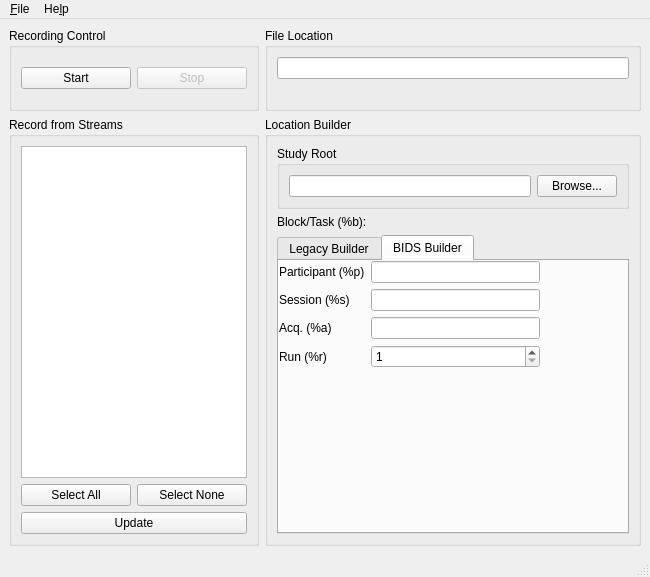
labstreaminglayer/App-LabRecorder, file mainwindow.ui: the form before one commit.
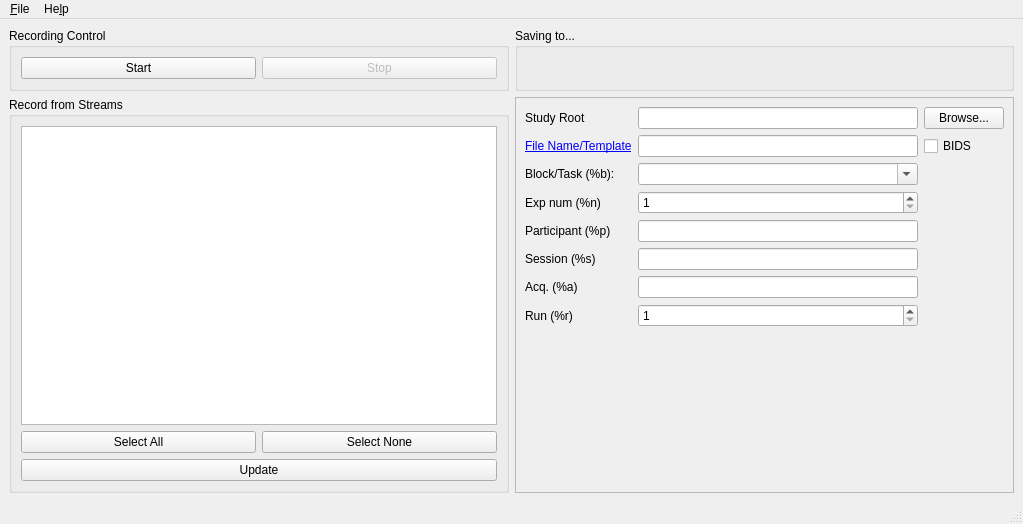
The form after the commit. The open tabs and pages were chosen to show the change.

Commit message: Some BIDS design changes

The edit to the form file:
```diff
--- a/mainwindow.ui
+++ b/mainwindow.ui
@@ -6,15 +6,15 @@
    <rect>
     <x>0</x>
     <y>0</y>
-    <width>650</width>
-    <height>577</height>
+    <width>1023</width>
+    <height>524</height>
    </rect>
   </property>
   <property name="windowTitle">
    <string>Lab Recorder</string>
   </property>
   <widget class="QWidget" name="centralwidget">
-   <layout class="QGridLayout" name="gridLayout_master" rowstretch="0,1" columnstretch="10,15">
+   <layout class="QGridLayout" name="gridLayout_master" rowstretch="0,0,0" columnstretch="1,1">
     <item row="0" column="0">
      <widget class="QGroupBox" name="groupBox_recording">
       <property name="title">
@@ -44,22 +44,7 @@
       </layout>
      </widget>
     </item>
-    <item row="0" column="1">
-     <widget class="QGroupBox" name="groupBox_location">
-      <property name="title">
-       <string>File Location</string>
-      </property>
-      <layout class="QVBoxLayout" name="verticalLayout">
-       <item>
-        <widget class="QLineEdit" name="locationEdit"/>
-       </item>
-       <item>
-        <widget class="QLabel" name="locationLabel"/>
-       </item>
-      </layout>
-     </widget>
-    </item>
-    <item row="1" column="0">
+    <item row="2" column="0">
      <widget class="QGroupBox" name="groupBox_streams">
       <property name="title">
        <string>Record from Streams</string>
@@ -106,142 +91,76 @@
       </layout>
      </widget>
     </item>
-    <item row="1" column="1">
-     <widget class="QGroupBox" name="groupBox_locationBuilder">
-      <property name="title">
-       <string>Location Builder</string>
-      </property>
-      <layout class="QVBoxLayout" name="verticalLayout_locationBuilder">
-       <property name="title" stdset="0">
-        <string>Location Builder</string>
-       </property>
-       <item>
+    <item row="0" column="1">
         <widget class="QGroupBox" name="groupBox_rootFolder">
          <property name="title">
-          <string>Study Root</string>
+       <string>Saving to...</string>
          </property>
          <layout class="QHBoxLayout" name="horizontalLayout_studyRoot">
           <item>
-           <widget class="QLineEdit" name="rootEdit"/>
-          </item>
-          <item>
-           <widget class="QPushButton" name="rootBrowseButton">
-            <property name="text">
-             <string>Browse...</string>
-            </property>
-            <property name="shortcut">
-             <string>Ctrl+B</string>
-            </property>
-           </widget>
-          </item>
+        <widget class="QLabel" name="locationLabel"/>
+       </item>
          </layout>
         </widget>
        </item>
-       <item>
-        <layout class="QHBoxLayout" name="horizontalLayout_blockTask">
-         <item>
-          <widget class="QLabel" name="label_currBlock">
-           <property name="text">
-            <string>Block/Task (%b):</string>
-           </property>
-          </widget>
-         </item>
-        </layout>
-       </item>
-       <item>
-        <widget class="QTabWidget" name="tabWidget_storage">
-         <property name="currentIndex">
-          <number>0</number>
-         </property>
-         <widget class="QWidget" name="tab_legacy">
-          <attribute name="title">
-           <string>Legacy Builder</string>
-          </attribute>
-          <widget class="QWidget" name="legacyLayoutWidget">
-           <property name="geometry">
-            <rect>
-             <x>0</x>
-             <y>0</y>
-             <width>261</width>
-             <height>66</height>
-            </rect>
-           </property>
-           <layout class="QFormLayout" name="legacy_layout">
-            <item row="0" column="0">
+    <item row="2" column="1">
+     <widget class="QScrollArea" name="scrollArea">
+      <property name="widgetResizable">
+       <bool>true</bool>
+      </property>
+      <widget class="QWidget" name="scrollAreaWidgetContents">
+       <layout class="QGridLayout" name="gridLayout_2">
+        <item row="3" column="0">
              <widget class="QLabel" name="label_expNum">
               <property name="text">
                <string>Exp num (%n)</string>
               </property>
              </widget>
             </item>
-            <item row="0" column="1">
-             <widget class="QSpinBox" name="experimentNumberSpin">
-              <property name="minimum">
-               <number>1</number>
-              </property>
-              <property name="maximum">
-               <number>1000</number>
-              </property>
-              <property name="value">
-               <number>1</number>
-              </property>
-             </widget>
-            </item>
-           </layout>
-          </widget>
-         </widget>
-         <widget class="QWidget" name="tab_bids">
-          <attribute name="title">
-           <string>BIDS Builder</string>
-          </attribute>
-          <widget class="QWidget" name="bidsLayoutWidget">
-           <property name="geometry">
-            <rect>
-             <x>0</x>
-             <y>0</y>
-             <width>261</width>
-             <height>126</height>
-            </rect>
-           </property>
-           <layout class="QFormLayout" name="bids_layout">
-            <item row="0" column="0">
-             <widget class="QLabel" name="label_participant">
-              <property name="text">
-               <string>Participant (%p)</string>
-              </property>
-             </widget>
-            </item>
-            <item row="0" column="1">
-             <widget class="QLineEdit" name="lineEdit_participant"/>
-            </item>
-            <item row="1" column="0">
+        <item row="5" column="0">
              <widget class="QLabel" name="label_session">
               <property name="text">
                <string>Session (%s)</string>
               </property>
              </widget>
             </item>
+        <item row="4" column="1">
+         <widget class="QLineEdit" name="lineEdit_participant"/>
+        </item>
             <item row="1" column="1">
+         <widget class="QLineEdit" name="lineEdit_template"/>
+        </item>
+        <item row="5" column="1">
              <widget class="QLineEdit" name="lineEdit_session"/>
             </item>
+        <item row="0" column="1">
+         <widget class="QLineEdit" name="rootEdit"/>
+        </item>
             <item row="2" column="0">
-             <widget class="QLabel" name="label_acq">
+         <widget class="QLabel" name="label_currBlock">
               <property name="text">
-               <string>Acq. (%a)</string>
+           <string>Block/Task (%b):</string>
               </property>
              </widget>
             </item>
-            <item row="2" column="1">
-             <widget class="QLineEdit" name="lineEdit_acq"/>
-            </item>
-            <item row="3" column="0">
+        <item row="7" column="0">
              <widget class="QLabel" name="label_run">
               <property name="text">
                <string>Run (%r)</string>
               </property>
              </widget>
             </item>
-            <item row="3" column="1">
+        <item row="0" column="2">
+         <widget class="QPushButton" name="rootBrowseButton">
+          <property name="text">
+           <string>Browse...</string>
+          </property>
+          <property name="shortcut">
+           <string>Ctrl+B</string>
+          </property>
+         </widget>
+        </item>
+        <item row="7" column="1">
              <widget class="QSpinBox" name="spinBox_run">
               <property name="sizePolicy">
                <sizepolicy hsizetype="Expanding" vsizetype="Fixed">
@@ -257,12 +176,82 @@
               </property>
              </widget>
             </item>
-           </layout>
-          </widget>
+        <item row="6" column="1">
+         <widget class="QLineEdit" name="lineEdit_acq"/>
+        </item>
+        <item row="4" column="0">
+         <widget class="QLabel" name="label_participant">
+          <property name="text">
+           <string>Participant (%p)</string>
+          </property>
+         </widget>
+        </item>
+        <item row="1" column="0">
+         <widget class="QLabel" name="label_template">
+          <property name="text">
+           <string>&lt;a href=&quot;https://github.com/labstreaminglayer/App-LabRecorder/doc/templates.md&quot;&gt;File Name/Template&lt;/a&gt;</string>
+          </property>
+          <property name="openExternalLinks">
+           <bool>true</bool>
+          </property>
          </widget>
-        </widget>
-       </item>
-      </layout>
+        </item>
+        <item row="0" column="0">
+         <widget class="QLabel" name="label_studyroot">
+          <property name="text">
+           <string>Study Root</string>
+          </property>
+         </widget>
+        </item>
+        <item row="6" column="0">
+         <widget class="QLabel" name="label_acq">
+          <property name="text">
+           <string>Acq. (%a)</string>
+          </property>
+         </widget>
+        </item>
+        <item row="1" column="2">
+         <widget class="QCheckBox" name="check_bids">
+          <property name="text">
+           <string>BIDS</string>
+          </property>
+         </widget>
+        </item>
+        <item row="8" column="1">
+         <spacer name="verticalSpacer">
+          <property name="orientation">
+           <enum>Qt::Vertical</enum>
+          </property>
+          <property name="sizeHint" stdset="0">
+           <size>
+            <width>20</width>
+            <height>40</height>
+           </size>
+          </property>
+         </spacer>
+        </item>
+        <item row="3" column="1">
+         <widget class="QSpinBox" name="experimentNumberSpin">
+          <property name="minimum">
+           <number>1</number>
+          </property>
+          <property name="maximum">
+           <number>1000</number>
+          </property>
+          <property name="value">
+           <number>1</number>
+          </property>
+         </widget>
+        </item>
+        <item row="2" column="1">
+         <widget class="QComboBox" name="input_blocktask">
+          <property name="editable">
+           <bool>true</bool>
+          </property>
+         </widget>
+        </item>
+       </layout>
+      </widget>
      </widget>
     </item>
    </layout>
@@ -272,8 +261,8 @@
     <rect>
      <x>0</x>
      <y>0</y>
-     <width>650</width>
-     <height>21</height>
+     <width>1023</width>
+     <height>30</height>
     </rect>
    </property>
    <widget class="QMenu" name="menuFile">
```
Lines whose indentation alone changed are shown as unchanged. The commit also changes 2 other files.
